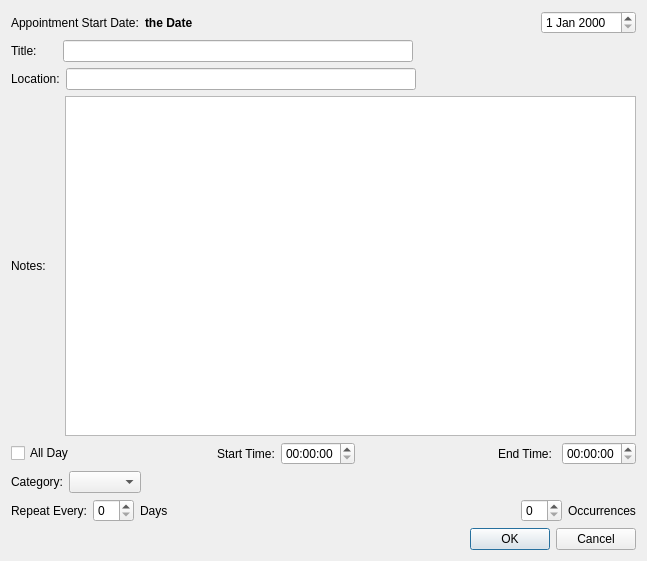
The window that src/dialogrepeatappointment.ui (lxqt/organizer) describes before a commit, drawn with Qt 5.
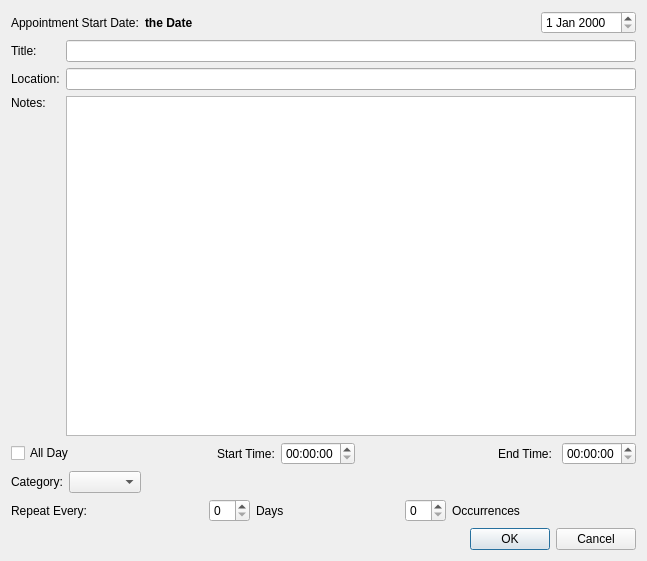
The same window after the commit.

What changed in the file:
```diff
--- a/src/dialogrepeatappointment.ui
+++ b/src/dialogrepeatappointment.ui
@@ -13,7 +13,7 @@
   <property name="windowTitle">
    <string>Dialog</string>
   </property>
-  <layout class="QGridLayout" name="gridLayout">
+  <layout class="QGridLayout" name="gridLayout_2">
    <item row="0" column="0">
     <layout class="QVBoxLayout" name="verticalLayout">
      <item>
@@ -57,15 +57,15 @@
       </layout>
      </item>
      <item>
-      <layout class="QHBoxLayout" name="horizontalLayout_7">
-       <item>
+      <layout class="QGridLayout" name="gridLayout">
+       <item row="0" column="0">
         <widget class="QLabel" name="labelTitle">
          <property name="text">
-          <string>Title:      </string>
+          <string>Title:</string>
          </property>
         </widget>
        </item>
-       <item>
+       <item row="0" column="1">
         <widget class="QLineEdit" name="lineEditTitle">
          <property name="minimumSize">
           <size>
@@ -75,31 +75,14 @@
          </property>
         </widget>
        </item>
-       <item>
-        <spacer name="horizontalSpacer_2">
-         <property name="orientation">
-          <enum>Qt::Horizontal</enum>
-         </property>
-         <property name="sizeHint" stdset="0">
-          <size>
-           <width>40</width>
-           <height>20</height>
-          </size>
-         </property>
-        </spacer>
-       </item>
-      </layout>
-     </item>
-     <item>
-      <layout class="QHBoxLayout" name="horizontalLayout_3">
-       <item>
+       <item row="1" column="0">
         <widget class="QLabel" name="labelLocation">
          <property name="text">
           <string>Location:</string>
          </property>
         </widget>
        </item>
-       <item>
+       <item row="1" column="1">
         <widget class="QLineEdit" name="lineEditLocation">
          <property name="minimumSize">
           <size>
@@ -109,32 +92,25 @@
          </property>
         </widget>
        </item>
-       <item>
-        <spacer name="horizontalSpacer_3">
-         <property name="orientation">
-          <enum>Qt::Horizontal</enum>
-         </property>
-         <property name="sizeHint" stdset="0">
-          <size>
-           <width>40</width>
-           <height>20</height>
-          </size>
-         </property>
-        </spacer>
-       </item>
-      </layout>
-     </item>
-     <item>
-      <layout class="QHBoxLayout" name="horizontalLayout_4">
-       <item>
+       <item row="2" column="0">
         <widget class="QLabel" name="labelNotes">
          <property name="text">
-          <string>Notes:    </string>
+          <string>Notes:</string>
+         </property>
+         <property name="alignment">
+          <set>Qt::AlignLeading|Qt::AlignLeft|Qt::AlignTop</set>
          </property>
         </widget>
        </item>
-       <item>
-        <widget class="QTextEdit" name="textEditDescription"/>
+       <item row="2" column="1">
+        <widget class="QTextEdit" name="textEditDescription">
+         <property name="minimumSize">
+          <size>
+           <width>400</width>
+           <height>0</height>
+          </size>
+         </property>
+        </widget>
        </item>
       </layout>
      </item>
@@ -223,7 +199,7 @@
       </layout>
      </item>
      <item>
-      <layout class="QHBoxLayout" name="horizontalLayout_6">
+      <layout class="QHBoxLayout" name="horizontalLayout_3">
        <item>
         <widget class="QLabel" name="labelRepeatEvery">
          <property name="text">
@@ -231,6 +207,19 @@
          </property>
         </widget>
        </item>
+       <item>
+        <spacer name="horizontalSpacer_4">
+         <property name="orientation">
+          <enum>Qt::Horizontal</enum>
+         </property>
+         <property name="sizeHint" stdset="0">
+          <size>
+           <width>40</width>
+           <height>20</height>
+          </size>
+         </property>
+        </spacer>
+       </item>
        <item>
         <widget class="QSpinBox" name="spinBoxDays"/>
        </item>
@@ -242,7 +231,7 @@
         </widget>
        </item>
        <item>
-        <spacer name="horizontalSpacer_4">
+        <spacer name="horizontalSpacer_2">
          <property name="orientation">
           <enum>Qt::Horizontal</enum>
          </property>
@@ -264,6 +253,19 @@
          </property>
         </widget>
        </item>
+       <item>
+        <spacer name="horizontalSpacer_3">
+         <property name="orientation">
+          <enum>Qt::Horizontal</enum>
+         </property>
+         <property name="sizeHint" stdset="0">
+          <size>
+           <width>40</width>
+           <height>20</height>
+          </size>
+         </property>
+        </spacer>
+       </item>
       </layout>
      </item>
     </layout>
```
